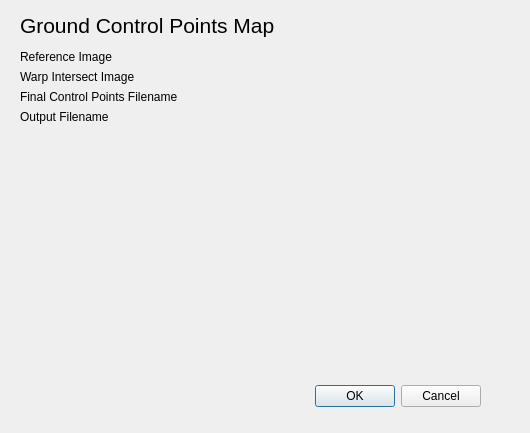
Qt form gcp_mapper/gcp_mapper_dialog_base.ui (AUGSignals/qgis-plugins) before a commit.
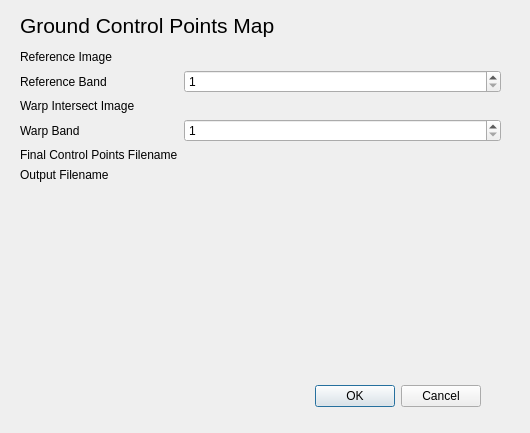
The same form after that commit. Custom widgets are drawn as their Qt base class.

```diff
--- a/gcp_mapper/gcp_mapper_dialog_base.ui
+++ b/gcp_mapper/gcp_mapper_dialog_base.ui
@@ -59,21 +59,21 @@
         </property>
        </widget>
       </item>
-      <item row="1" column="0">
+      <item row="2" column="0">
        <widget class="QLabel" name="label_3">
         <property name="text">
          <string>Warp Intersect Image</string>
         </property>
        </widget>
       </item>
-      <item row="2" column="0">
+      <item row="4" column="0">
        <widget class="QLabel" name="label_4">
         <property name="text">
          <string>Final Control Points Filename</string>
         </property>
        </widget>
       </item>
-      <item row="3" column="0">
+      <item row="5" column="0">
        <widget class="QLabel" name="label_5">
         <property name="text">
          <string>Output Filename</string>
@@ -87,21 +87,21 @@
         </property>
        </widget>
       </item>
-      <item row="1" column="1">
-       <widget class="QgsFileWidget" name="warpImageQgsFileWidget">
-        <property name="filter">
-         <string>*.tif *.tiff *.gtif ;;*.img ;; *.*</string>
-        </property>
-       </widget>
-      </item>
       <item row="2" column="1">
+       <widget class="QgsFileWidget" name="warpImageQgsFileWidget">
+        <property name="filter">
+         <string>*.tif *.tiff *.gtif ;;*.img ;; *.*</string>
+        </property>
+       </widget>
+      </item>
+      <item row="4" column="1">
        <widget class="QgsFileWidget" name="csvQgsFileWidget">
         <property name="filter">
          <string>*.csv ;; *.*</string>
         </property>
        </widget>
       </item>
-      <item row="3" column="1">
+      <item row="5" column="1">
        <widget class="QgsFileWidget" name="outputQgsFileWidget">
         <property name="filter">
          <string>*.tif *.tiff *.gtif ;;*.img ;; *.*</string>
@@ -111,6 +111,37 @@
         </property>
        </widget>
       </item>
+      <item row="1" column="0">
+       <widget class="QLabel" name="label_6">
+        <property name="text">
+         <string>Reference Band</string>
+        </property>
+       </widget>
+      </item>
+      <item row="3" column="0">
+       <widget class="QLabel" name="label_7">
+        <property name="text">
+         <string>Warp Band</string>
+        </property>
+       </widget>
+      </item>
+      <item row="1" column="1">
+       <widget class="QgsSpinBox" name="referenceBandQgsSpinBox">
+        <property name="minimum">
+         <number>1</number>
+        </property>
+       </widget>
+      </item>
+      <item row="3" column="1">
+       <widget class="QgsSpinBox" name="warpBandQgsSpinBox">
+        <property name="minimum">
+         <number>1</number>
+        </property>
+        <property name="maximum">
+         <number>99</number>
+        </property>
+       </widget>
+      </item>
      </layout>
     </widget>
    </widget>
@@ -136,6 +167,11 @@
    <extends>QWidget</extends>
    <header>qgsfilewidget.h</header>
   </customwidget>
+  <customwidget>
+   <class>QgsSpinBox</class>
+   <extends>QSpinBox</extends>
+   <header>qgsspinbox.h</header>
+  </customwidget>
  </customwidgets>
  <resources/>
  <connections>
```
